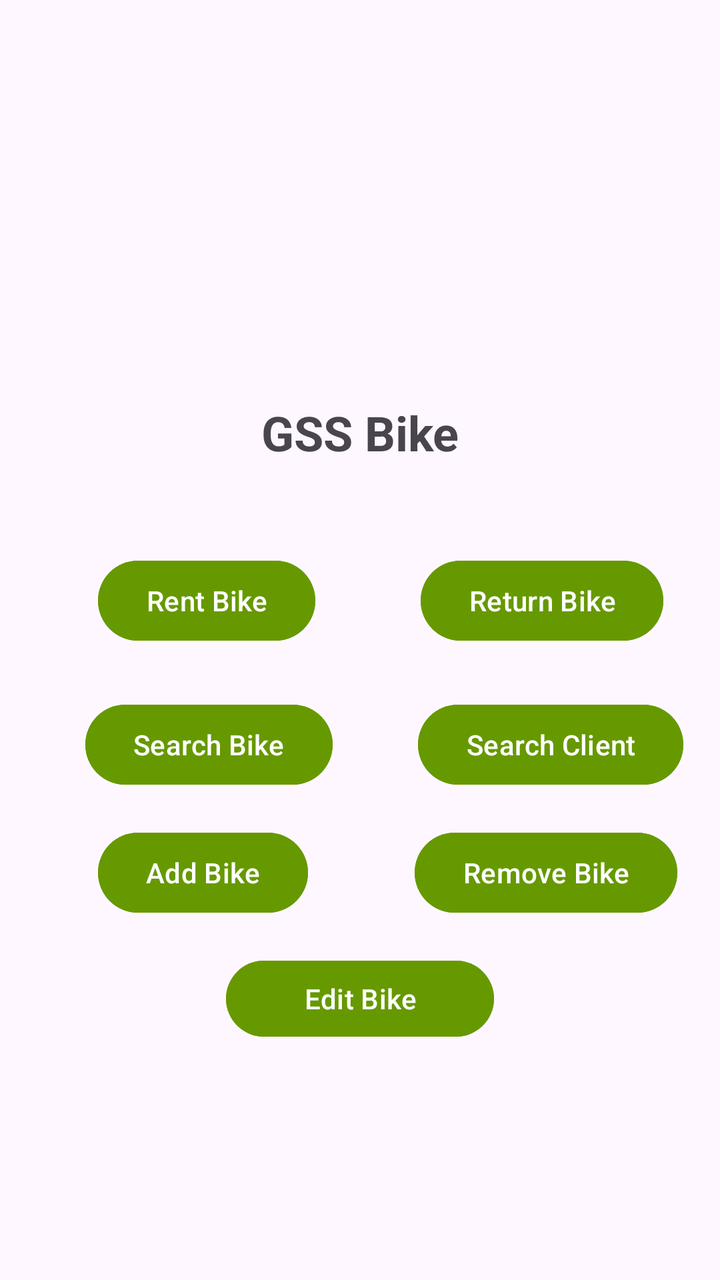
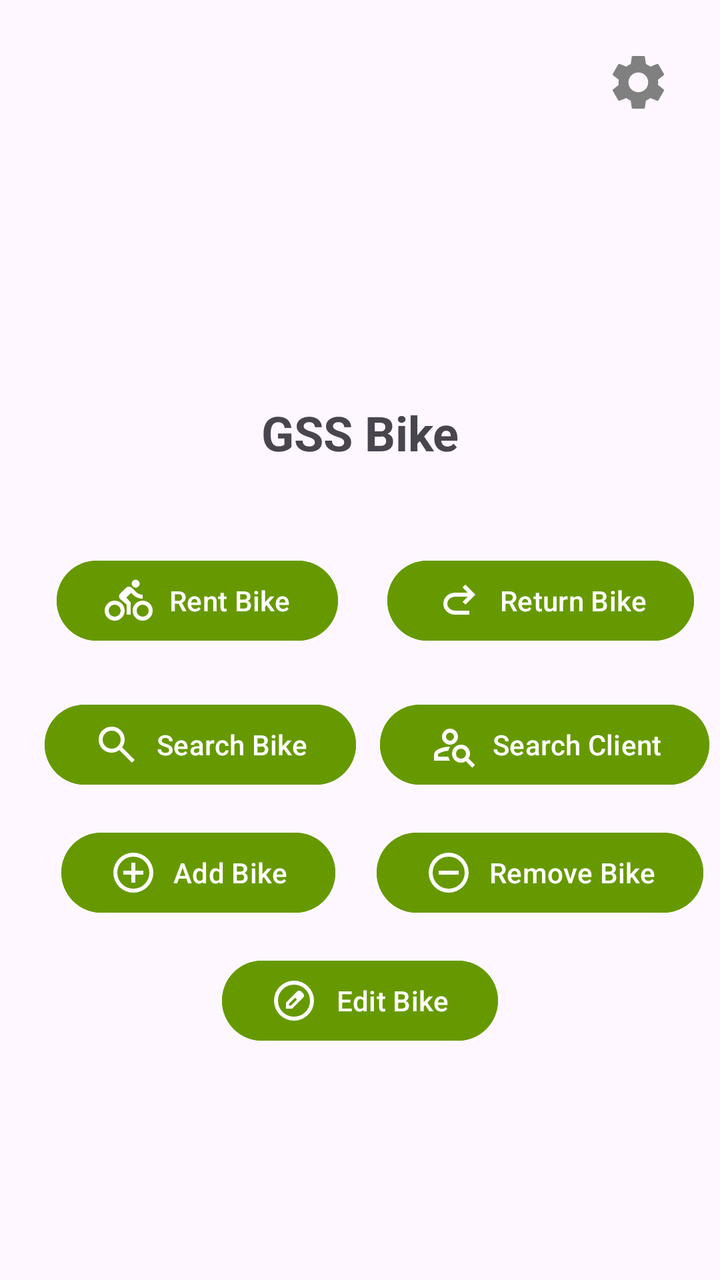

Screens rendered from an Android XML layout before and after an edit, with the pre-edit source and the edit as a unified diff.
<!-- AndroidManifest.xml: application theme Theme.NFCReader -->
<!-- res/layout/activity_main.xml -->
<?xml version="1.0" encoding="utf-8"?>
<androidx.constraintlayout.widget.ConstraintLayout xmlns:android="http://schemas.android.com/apk/res/android"
    xmlns:app="http://schemas.android.com/apk/res-auto"
    xmlns:tools="http://schemas.android.com/tools"
    android:layout_width="match_parent"
    android:layout_height="match_parent"
    tools:context=".MainActivity">

    <TextView
        android:id="@+id/titleText"
        android:layout_width="wrap_content"
        android:layout_height="wrap_content"
        android:layout_marginTop="200dp"
        android:text="GSS Bike"
        android:textSize="24sp"
        android:textStyle="bold"
        app:layout_constraintEnd_toEndOf="parent"
        app:layout_constraintStart_toStartOf="parent"
        app:layout_constraintTop_toTopOf="parent" />

    <Button
        android:id="@+id/buttonPage1"
        android:layout_width="wrap_content"
        android:layout_height="wrap_content"
        android:layout_marginTop="44dp"
        android:backgroundTint="@android:color/holo_green_dark"
        android:text="Rent Bike"
        android:textColor="@android:color/white"
        app:layout_constraintEnd_toEndOf="parent"
        app:layout_constraintHorizontal_bias="0.195"
        app:layout_constraintStart_toStartOf="parent"
        app:layout_constraintTop_toBottomOf="@+id/titleText" />

    

    

    <Button
        android:id="@+id/buttonPage2"
        android:layout_width="wrap_content"
        android:layout_height="wrap_content"
        android:layout_marginTop="44dp"
        android:backgroundTint="@android:color/holo_green_dark"
        android:text="Return Bike"
        android:textColor="@android:color/white"
        app:layout_constraintEnd_toEndOf="parent"
        app:layout_constraintHorizontal_bias="0.652"
        app:layout_constraintStart_toEndOf="@+id/buttonPage1"
        app:layout_constraintTop_toBottomOf="@+id/titleText" />

    <Button
        android:id="@+id/buttonSearchBike"
        android:layout_width="wrap_content"
        android:layout_height="wrap_content"
        android:layout_marginTop="24dp"
        android:backgroundTint="@android:color/holo_green_dark"
        android:text="Search Bike"
        android:textColor="@android:color/white"
        app:layout_constraintEnd_toEndOf="parent"
        app:layout_constraintHorizontal_bias="0.18"
        app:layout_constraintStart_toStartOf="parent"
        app:layout_constraintTop_toBottomOf="@+id/buttonPage1" />

    <Button
        android:id="@+id/buttonSearchClient"
        android:layout_width="wrap_content"
        android:layout_height="wrap_content"
        android:layout_marginTop="24dp"
        android:backgroundTint="@android:color/holo_green_dark"
        android:text="Search Client"
        android:textColor="@android:color/white"
        app:layout_constraintEnd_toEndOf="parent"
        app:layout_constraintHorizontal_bias="0.699"
        app:layout_constraintStart_toEndOf="@+id/buttonSearchBike"
        app:layout_constraintTop_toBottomOf="@+id/buttonPage2" />

    <Button
        android:id="@+id/buttonAddBike"
        android:layout_width="wrap_content"
        android:layout_height="wrap_content"
        android:layout_marginTop="16dp"
        android:backgroundTint="@android:color/holo_green_dark"
        android:text="Add Bike"
        android:textColor="@android:color/white"
        app:layout_constraintEnd_toEndOf="parent"
        app:layout_constraintHorizontal_bias="0.192"
        app:layout_constraintStart_toStartOf="parent"
        app:layout_constraintTop_toBottomOf="@+id/buttonSearchBike" />

    <Button
        android:id="@+id/buttonRemoveBike"
        android:layout_width="wrap_content"
        android:layout_height="wrap_content"
        android:layout_marginTop="16dp"
        android:backgroundTint="@android:color/holo_green_dark"
        android:text="Remove Bike"
        android:textColor="@android:color/white"
        app:layout_constraintEnd_toEndOf="parent"
        app:layout_constraintHorizontal_bias="0.715"
        app:layout_constraintStart_toEndOf="@+id/buttonAddBike"
        app:layout_constraintTop_toBottomOf="@+id/buttonSearchClient" />

    <Button
        android:id="@+id/buttonEditBike"
        android:layout_width="134dp"
        android:layout_height="46dp"
        android:layout_marginTop="16dp"
        android:backgroundTint="@android:color/holo_green_dark"
        android:text="Edit Bike"
        android:textColor="@android:color/white"
        app:layout_constraintEnd_toEndOf="parent"
        app:layout_constraintStart_toStartOf="parent"
        app:layout_constraintTop_toBottomOf="@+id/buttonAddBike" />


</androidx.constraintlayout.widget.ConstraintLayout>
<!-- resources referenced by this layout -->
<resources>
  <!-- unchanged entries left out for length: 2 -->
</resources>

<!-- the commit's change to res/layout/activity_main.xml (unified diff, before → after) -->
@@ -24,16 +24,14 @@
         android:layout_height="wrap_content"
         android:layout_marginTop="44dp"
         android:backgroundTint="@android:color/holo_green_dark"
+        android:drawableLeft="@drawable/ic_rent"
+        android:drawablePadding="8dp"
+        android:drawableTint="@android:color/white"
         android:text="Rent Bike"
-        android:textColor="@android:color/white"
         app:layout_constraintEnd_toEndOf="parent"
-        app:layout_constraintHorizontal_bias="0.195"
+        app:layout_constraintHorizontal_bias="0.129"
         app:layout_constraintStart_toStartOf="parent"
         app:layout_constraintTop_toBottomOf="@+id/titleText" />
-
-    
-
-    
 
     <Button
         android:id="@+id/buttonPage2"
@@ -42,7 +40,9 @@
         android:layout_marginTop="44dp"
         android:backgroundTint="@android:color/holo_green_dark"
         android:text="Return Bike"
-        android:textColor="@android:color/white"
+        android:drawableTint="@android:color/white"
+        android:drawableLeft="@drawable/ic_return"
+        android:drawablePadding="8dp"
         app:layout_constraintEnd_toEndOf="parent"
         app:layout_constraintHorizontal_bias="0.652"
         app:layout_constraintStart_toEndOf="@+id/buttonPage1"
@@ -54,10 +54,12 @@
         android:layout_height="wrap_content"
         android:layout_marginTop="24dp"
         android:backgroundTint="@android:color/holo_green_dark"
+        android:drawableLeft="@drawable/ic_search_bike"
+        android:drawablePadding="8dp"
+        android:drawableTint="@android:color/white"
         android:text="Search Bike"
-        android:textColor="@android:color/white"
         app:layout_constraintEnd_toEndOf="parent"
-        app:layout_constraintHorizontal_bias="0.18"
+        app:layout_constraintHorizontal_bias="0.109"
         app:layout_constraintStart_toStartOf="parent"
         app:layout_constraintTop_toBottomOf="@+id/buttonPage1" />
 
@@ -68,7 +70,9 @@
         android:layout_marginTop="24dp"
         android:backgroundTint="@android:color/holo_green_dark"
         android:text="Search Client"
-        android:textColor="@android:color/white"
+        android:drawableTint="@android:color/white"
+        android:drawableLeft="@drawable/ic_search_client"
+        android:drawablePadding="8dp"
         app:layout_constraintEnd_toEndOf="parent"
         app:layout_constraintHorizontal_bias="0.699"
         app:layout_constraintStart_toEndOf="@+id/buttonSearchBike"
@@ -80,10 +84,12 @@
         android:layout_height="wrap_content"
         android:layout_marginTop="16dp"
         android:backgroundTint="@android:color/holo_green_dark"
+        android:drawableLeft="@drawable/ic_add_bike"
+        android:drawablePadding="8dp"
+        android:drawableTint="@android:color/white"
         android:text="Add Bike"
-        android:textColor="@android:color/white"
         app:layout_constraintEnd_toEndOf="parent"
-        app:layout_constraintHorizontal_bias="0.192"
+        app:layout_constraintHorizontal_bias="0.138"
         app:layout_constraintStart_toStartOf="parent"
         app:layout_constraintTop_toBottomOf="@+id/buttonSearchBike" />
 
@@ -94,7 +100,9 @@
         android:layout_marginTop="16dp"
         android:backgroundTint="@android:color/holo_green_dark"
         android:text="Remove Bike"
-        android:textColor="@android:color/white"
+        android:drawableTint="@android:color/white"
+        android:drawableLeft="@drawable/ic_remove_bike"
+        android:drawablePadding="8dp"
         app:layout_constraintEnd_toEndOf="parent"
         app:layout_constraintHorizontal_bias="0.715"
         app:layout_constraintStart_toEndOf="@+id/buttonAddBike"
@@ -102,15 +110,28 @@
 
     <Button
         android:id="@+id/buttonEditBike"
-        android:layout_width="134dp"
-        android:layout_height="46dp"
+        android:layout_width="138dp"
+        android:layout_height="48dp"
         android:layout_marginTop="16dp"
         android:backgroundTint="@android:color/holo_green_dark"
+        android:drawableLeft="@drawable/ic_edit_bike"
+        android:drawableTint="@android:color/white"
         android:text="Edit Bike"
-        android:textColor="@android:color/white"
         app:layout_constraintEnd_toEndOf="parent"
         app:layout_constraintStart_toStartOf="parent"
         app:layout_constraintTop_toBottomOf="@+id/buttonAddBike" />
 
+    <ImageButton
+        android:id="@+id/buttonSettings"
+        android:layout_width="50dp"
+        android:layout_height="50dp"
+        android:layout_marginTop="16dp"
+        android:layout_marginEnd="16dp"
+        android:background="?android:attr/selectableItemBackgroundBorderless"
+        android:contentDescription="Settings"
+        android:src="@drawable/ic_settings"
+        app:layout_constraintEnd_toEndOf="parent"
+        app:layout_constraintTop_toTopOf="parent"
+        tools:ignore="HardcodedText" />
 
 </androidx.constraintlayout.widget.ConstraintLayout>
<!-- resource entries referenced after the edit -->
@@ -1,5 +1,90 @@
 <!-- resources referenced by this layout -->
 <resources>
+  <!-- drawable ic_add_bike (drawable) -->
+  <vector xmlns:android="http://schemas.android.com/apk/res/android"
+      android:width="24dp"
+      android:height="24dp"
+      android:viewportWidth="960"
+      android:viewportHeight="960"
+      android:tint="?attr/colorControlNormal">
+    <path
+        android:fillColor="@android:color/white"
+        android:pathData="M440,680L520,680L520,520L680,520L680,440L520,440L520,280L440,280L440,440L280,440L280,520L440,520L440,680ZM480,880Q397,880 324,848.5Q251,817 197,763Q143,709 111.5,636Q80,563 80,480Q80,397 111.5,324Q143,251 197,197Q251,143 324,111.5Q397,80 480,80Q563,80 636,111.5Q709,143 763,197Q817,251 848.5,324Q880,397 880,480Q880,563 848.5,636Q817,709 763,763Q709,817 636,848.5Q563,880 480,880ZM480,800Q614,800 707,707Q800,614 800,480Q800,346 707,253Q614,160 480,160Q346,160 253,253Q160,346 160,480Q160,614 253,707Q346,800 480,800ZM480,480Q480,480 480,480Q480,480 480,480Q480,480 480,480Q480,480 480,480Q480,480 480,480Q480,480 480,480Q480,480 480,480Q480,480 480,480Z"/>
+  </vector>
+  <!-- drawable ic_edit_bike (drawable) -->
+  <vector xmlns:android="http://schemas.android.com/apk/res/android"
+      android:width="24dp"
+      android:height="24dp"
+      android:viewportWidth="960"
+      android:viewportHeight="960"
+      android:tint="?attr/colorControlNormal">
+    <path
+        android:fillColor="@android:color/white"
+        android:pathData="M480,880Q397,880 324,848.5Q251,817 197,763Q143,709 111.5,636Q80,563 80,480Q80,397 111.5,324Q143,251 197,197Q251,143 324,111.5Q397,80 480,80Q563,80 636,111.5Q709,143 763,197Q817,251 848.5,324Q880,397 880,480Q880,563 848.5,636Q817,709 763,763Q709,817 636,848.5Q563,880 480,880ZM480,800Q614,800 707,707Q800,614 800,480Q800,346 707,253Q614,160 480,160Q346,160 253,253Q160,346 160,480Q160,614 253,707Q346,800 480,800ZM320,640L320,517L541,297Q550,288 561,284Q572,280 583,280Q595,280 606,284.5Q617,289 626,298L663,335Q671,344 675.5,355Q680,366 680,377Q680,388 676,399.5Q672,411 663,420L443,640L320,640ZM620,377L620,377L583,340L583,340L620,377ZM380,580L418,580L539,458L521,439L502,421L380,542L380,580ZM521,439L502,421L502,421L539,458L539,458L521,439Z"/>
+  </vector>
+  <!-- drawable ic_remove_bike (drawable) -->
+  <vector xmlns:android="http://schemas.android.com/apk/res/android"
+      android:width="24dp"
+      android:height="24dp"
+      android:viewportWidth="960"
+      android:viewportHeight="960"
+      android:tint="?attr/colorControlNormal">
+    <path
+        android:fillColor="@android:color/white"
+        android:pathData="M280,520L680,520L680,440L280,440L280,520ZM480,880Q397,880 324,848.5Q251,817 197,763Q143,709 111.5,636Q80,563 80,480Q80,397 111.5,324Q143,251 197,197Q251,143 324,111.5Q397,80 480,80Q563,80 636,111.5Q709,143 763,197Q817,251 848.5,324Q880,397 880,480Q880,563 848.5,636Q817,709 763,763Q709,817 636,848.5Q563,880 480,880ZM480,800Q614,800 707,707Q800,614 800,480Q800,346 707,253Q614,160 480,160Q346,160 253,253Q160,346 160,480Q160,614 253,707Q346,800 480,800ZM480,480Q480,480 480,480Q480,480 480,480Q480,480 480,480Q480,480 480,480Q480,480 480,480Q480,480 480,480Q480,480 480,480Q480,480 480,480Z"/>
+  </vector>
+  <!-- drawable ic_rent (drawable) -->
+  <vector xmlns:android="http://schemas.android.com/apk/res/android"
+      android:width="24dp"
+      android:height="24dp"
+      android:viewportWidth="960"
+      android:viewportHeight="960"
+      android:tint="?attr/colorControlNormal"
+      android:autoMirrored="true">
+    <path
+        android:fillColor="@android:color/white"
+        android:pathData="M200,880Q117,880 58.5,821.5Q0,763 0,680Q0,597 58.5,538.5Q117,480 200,480Q283,480 341.5,538.5Q400,597 400,680Q400,763 341.5,821.5Q283,880 200,880ZM200,800Q250,800 285,765Q320,730 320,680Q320,630 285,595Q250,560 200,560Q150,560 115,595Q80,630 80,680Q80,730 115,765Q150,800 200,800ZM440,760L440,560L312,448Q300,437 294,422.5Q288,408 288,392Q288,376 294.5,361.5Q301,347 312,336L424,224Q436,212 451.5,206Q467,200 484,200Q501,200 516.5,206Q532,212 544,224L620,300Q648,328 684,344Q720,360 760,360L760,440Q703,440 651.5,418Q600,396 560,356L528,324L432,420L520,512L520,760L440,760ZM620,220Q587,220 563.5,196.5Q540,173 540,140Q540,107 563.5,83.5Q587,60 620,60Q653,60 676.5,83.5Q700,107 700,140Q700,173 676.5,196.5Q653,220 620,220ZM760,880Q677,880 618.5,821.5Q560,763 560,680Q560,597 618.5,538.5Q677,480 760,480Q843,480 901.5,538.5Q960,597 960,680Q960,763 901.5,821.5Q843,880 760,880ZM760,800Q810,800 845,765Q880,730 880,680Q880,630 845,595Q810,560 760,560Q710,560 675,595Q640,630 640,680Q640,730 675,765Q710,800 760,800Z"/>
+  </vector>
+  <!-- drawable ic_return (drawable) -->
+  <vector xmlns:android="http://schemas.android.com/apk/res/android"
+      android:width="24dp"
+      android:height="24dp"
+      android:viewportWidth="960"
+      android:viewportHeight="960"
+      android:tint="?attr/colorControlNormal"
+      android:autoMirrored="true">
+    <path
+        android:fillColor="@android:color/white"
+        android:pathData="M396,760Q299,760 229.5,697Q160,634 160,540Q160,446 229.5,383Q299,320 396,320L648,320L544,216L600,160L800,360L600,560L544,504L648,400L396,400Q333,400 286.5,440Q240,480 240,540Q240,600 286.5,640Q333,680 396,680L680,680L680,760L396,760Z"/>
+  </vector>
+  <!-- drawable ic_search_bike (drawable) -->
+  <vector xmlns:android="http://schemas.android.com/apk/res/android"
+      android:width="24dp"
+      android:height="24dp"
+      android:viewportWidth="960"
+      android:viewportHeight="960"
+      android:tint="?attr/colorControlNormal">
+    <path
+        android:fillColor="@android:color/white"
+        android:pathData="M784,840L532,588Q502,612 463,626Q424,640 380,640Q271,640 195.5,564.5Q120,489 120,380Q120,271 195.5,195.5Q271,120 380,120Q489,120 564.5,195.5Q640,271 640,380Q640,424 626,463Q612,502 588,532L840,784L784,840ZM380,560Q455,560 507.5,507.5Q560,455 560,380Q560,305 507.5,252.5Q455,200 380,200Q305,200 252.5,252.5Q200,305 200,380Q200,455 252.5,507.5Q305,560 380,560Z"/>
+  </vector>
+  <!-- drawable ic_search_client (drawable) -->
+  <vector xmlns:android="http://schemas.android.com/apk/res/android"
+      android:width="24dp"
+      android:height="24dp"
+      android:viewportWidth="960"
+      android:viewportHeight="960"
+      android:tint="?attr/colorControlNormal">
+    <path
+        android:fillColor="@android:color/white"
+        android:pathData="M440,480Q374,480 327,433Q280,386 280,320Q280,254 327,207Q374,160 440,160Q506,160 553,207Q600,254 600,320Q600,386 553,433Q506,480 440,480ZM440,400Q473,400 496.5,376.5Q520,353 520,320Q520,287 496.5,263.5Q473,240 440,240Q407,240 383.5,263.5Q360,287 360,320Q360,353 383.5,376.5Q407,400 440,400ZM884,940L756,812Q735,824 711,832Q687,840 660,840Q585,840 532.5,787.5Q480,735 480,660Q480,585 532.5,532.5Q585,480 660,480Q735,480 787.5,532.5Q840,585 840,660Q840,687 832,711Q824,735 812,756L940,884L884,940ZM660,760Q702,760 731,731Q760,702 760,660Q760,618 731,589Q702,560 660,560Q618,560 589,589Q560,618 560,660Q560,702 589,731Q618,760 660,760ZM120,800L120,689Q120,655 137,626Q154,597 184,582Q235,556 299,538Q363,520 441,520Q429,538 420.5,558.5Q412,579 407,601Q347,606 300,621.5Q253,637 221,654Q211,659 205.5,668.5Q200,678 200,689L200,720L407,720Q412,742 420.5,762Q429,782 441,800L120,800ZM440,320Q440,320 440,320Q440,320 440,320Q440,320 440,320Q440,320 440,320Q440,320 440,320Q440,320 440,320Q440,320 440,320Q440,320 440,320ZM407,720L407,720L407,720Q407,720 407,720Q407,720 407,720Q407,720 407,720Q407,720 407,720Q407,720 407,720Q407,720 407,720Z"/>
+  </vector>
+  <!-- drawable ic_settings (drawable) -->
+  <vector xmlns:android="http://schemas.android.com/apk/res/android" android:height="33dp" android:tint="#808080" android:viewportHeight="24" android:viewportWidth="24" android:width="33dp">
+  
+      <path android:fillColor="@android:color/white" android:pathData="M19.14,12.94c0.04,-0.3 0.06,-0.61 0.06,-0.94c0,-0.32 -0.02,-0.64 -0.07,-0.94l2.03,-1.58c0.18,-0.14 0.23,-0.41 0.12,-0.61l-1.92,-3.32c-0.12,-0.22 -0.37,-0.29 -0.59,-0.22l-2.39,0.96c-0.5,-0.38 -1.03,-0.7 -1.62,-0.94L14.4,2.81c-0.04,-0.24 -0.24,-0.41 -0.48,-0.41h-3.84c-0.24,0 -0.43,0.17 -0.47,0.41L9.25,5.35C8.66,5.59 8.12,5.92 7.63,6.29L5.24,5.33c-0.22,-0.08 -0.47,0 -0.59,0.22L2.74,8.87C2.62,9.08 2.66,9.34 2.86,9.48l2.03,1.58C4.84,11.36 4.8,11.69 4.8,12s0.02,0.64 0.07,0.94l-2.03,1.58c-0.18,0.14 -0.23,0.41 -0.12,0.61l1.92,3.32c0.12,0.22 0.37,0.29 0.59,0.22l2.39,-0.96c0.5,0.38 1.03,0.7 1.62,0.94l0.36,2.54c0.05,0.24 0.24,0.41 0.48,0.41h3.84c0.24,0 0.44,-0.17 0.47,-0.41l0.36,-2.54c0.59,-0.24 1.13,-0.56 1.62,-0.94l2.39,0.96c0.22,0.08 0.47,0 0.59,-0.22l1.92,-3.32c0.12,-0.22 0.07,-0.47 -0.12,-0.61L19.14,12.94zM12,15.6c-1.98,0 -3.6,-1.62 -3.6,-3.6s1.62,-3.6 3.6,-3.6s3.6,1.62 3.6,3.6S13.98,15.6 12,15.6z"/>
+  
+  </vector>
   <!-- unchanged entries left out for length: 2 -->
 </resources>
 
